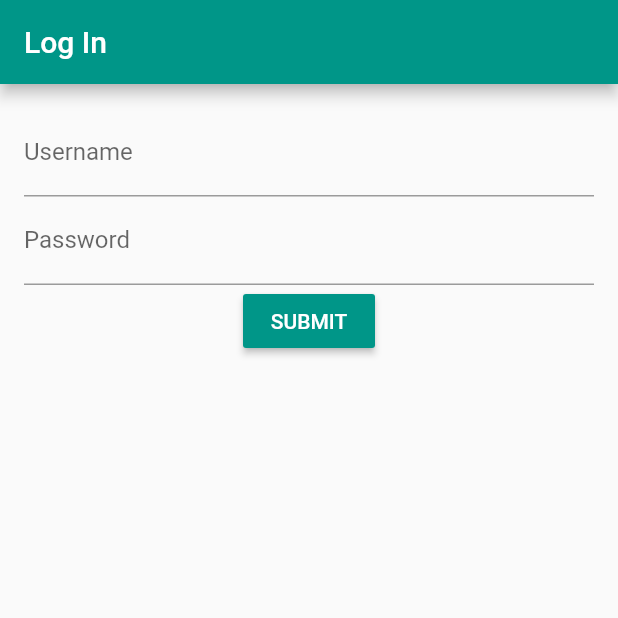
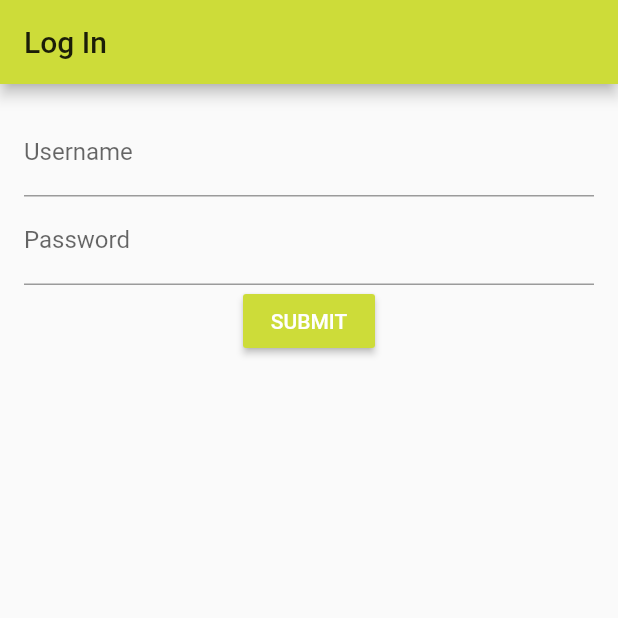
Before and after one commit to rfsx0829/chatroom, a Flutter app: the screen it shows after launch, on a phone screen of 412 x 824 dp, the top half of it. Run offline on Flutter 3.47's test engine with Material 2 defaults, Android fonts, the phone set to English and light mode, and no system bars; our stand-ins replace dio; accounts and stored records are empty.

Commit message:
improve UI

```diff
--- a/app/lib/drawer/header/header.dart
+++ b/app/lib/drawer/header/header.dart
@@ -1,5 +1,4 @@
 import 'package:flutter/material.dart';
-import 'package:app/constant/color.dart';
 import 'package:app/common/common.dart';
 
 class UserDrawerHeader extends StatefulWidget {
@@ -19,7 +18,7 @@ class DrawerHeaderState extends State<UserDrawerHeader> {
   Widget build(BuildContext context) {
     return UserAccountsDrawerHeader(
       decoration: BoxDecoration(
-        color: ConstantColor.darkgrey,
+        color: Colors.lime,
       ),
       accountName: Text(widget.user.name),
       accountEmail: Text(widget.user.email),
--- a/app/lib/drawer/pages/about.dart
+++ b/app/lib/drawer/pages/about.dart
@@ -43,9 +43,8 @@ class AboutState extends State<AboutPage> {
   }
 
   void getVersion() async {
-    var res = await dio.get("http://39.98.162.91:8000/chatroom/latest");
+    var res = await dio.get("http://localhost:8000/chatroom/latest");
     var data = jsonDecode(res.data.toString());
-    print(data);
     setState(() {
       version = data["version"];
     });
--- a/app/lib/main.dart
+++ b/app/lib/main.dart
@@ -1,15 +1,13 @@
 import 'package:flutter/material.dart';
-import 'src/widgets/chat_home.dart';
+import 'src/chat_home.dart';
 
-void main() {
-  runApp(new ChatApp());
-}
+void main() => runApp(MyApp());
 
-class ChatApp extends StatelessWidget {
+class MyApp extends StatelessWidget {
   @override
   Widget build(BuildContext context) {
-    return new MaterialApp(
-      theme: ThemeData(primarySwatch: Colors.teal),
+    return MaterialApp(
+      theme: ThemeData(primarySwatch: Colors.lime),
       home: ChatHome(),
     );
   }
--- a/app/lib/main_bak.dart
+++ /dev/null
@@ -1,78 +0,0 @@
-import 'package:flutter/material.dart';
-import 'tabs/chat.dart';
-import 'tabs/persons.dart';
-import 'constant/color.dart';
-/*
-void main() => runApp(
-  MaterialApp(
-    home: MyApp(),
-    theme: ThemeData(
-    ),
-    debugShowCheckedModeBanner: false,
-  )
-);
-*/
-class MyApp extends StatefulWidget {
-  @override
-  MyAppState createState() => MyAppState();
-}
-
-class MyAppState extends State<MyApp> with SingleTickerProviderStateMixin {
-  TabController controller;
-
-  @override
-  void initState() {
-    super.initState();
-
-    controller = TabController(
-      length: 3,
-      vsync: this,
-    );
-  }
-
-  @override
-  void dispose() {
-    controller.dispose();
-    super.dispose();
-  }
-
-  TabBar getTabBar() {
-    return TabBar(
-      tabs: <Widget>[
-        Tab(
-          icon: Icon(Icons.account_balance),
-        ),
-        Tab(
-          icon: Icon(Icons.list),
-        ),
-        Tab(
-          icon: Icon(Icons.group),
-        )
-      ],
-      controller: controller,
-    );
-  }
-
-  TabBarView getTabBarView(var tabs) {
-    return TabBarView(
-      children: tabs,
-      controller: controller,
-    );
-  }
-
-  @override
-  Widget build(BuildContext context) {
-    return Scaffold(
-      appBar: AppBar(
-        title: Text("Hello"),
-        bottom: getTabBar(),
-        backgroundColor: ConstantColor.bgColor,
-      ),
-      body: getTabBarView(<StatefulWidget>[
-        ChatTab(),
-        // RoomsTab(),
-        PersonsTab(),
-      ])
-    );
-  }
-}
--- a/app/lib/src/widgets/chat_home.dart
+++ b/app/lib/src/chat_home.dart
@@ -5,8 +5,7 @@ import 'package:dio/dio.dart';
 import 'package:app/common/common.dart';
 import 'package:flutter/material.dart';
 import 'chat_login.dart';
-import 'chat_message_list.dart';
-import 'package:app/drawer/drawer.dart';
+import 'home.dart';
 
 class ChatHome extends StatefulWidget {
   @override
@@ -51,27 +50,22 @@ class _ChatHomeState extends State<ChatHome> {
 
     Widget body;
 
-    // Render different content depending on the state of the application.
     if (connecting)
-      body = new Text('Connecting to server...');
+      body = Text('Connecting to server...');
     else if (error)
-      body = new Text('An error occurred while connecting to the server.');
+      body = Text('An error occurred while connecting to the server.');
     else {
-      body = new ChatMessageList(wsApp, messages, user);
+      body = ChatApp(wsApp, messages, user, dio);
     }
 
-    return new Scaffold(
-      appBar: new AppBar(
-        title: new Text('Chat (${messages.length} messages)'),
-      ),
-      body: body,
-      drawer: DrawerWidget(user, dio),
-    );
+    return body;
   }
 
   @override
   void dispose() {
-    wsApp.sink.close();
+    if(wsApp != null) {
+      wsApp.sink.close();
+    }
     super.dispose();
   }
 }
```
Also changed, not shown: app/lib/card/card.dart (+3 -4 lines), app/lib/constant/color.dart (deleted, +0 -7 lines), app/lib/src/home.dart (added, +85 -0 lines), app/lib/tabs/not_log_in.dart (deleted, +0 -10 lines), app/lib/src/chat_login.dart (renamed from app/lib/src/widgets/chat_login.dart), app/lib/src/chat_message_list.dart (renamed from app/lib/src/widgets/chat_message_list.dart), 1 other file.
